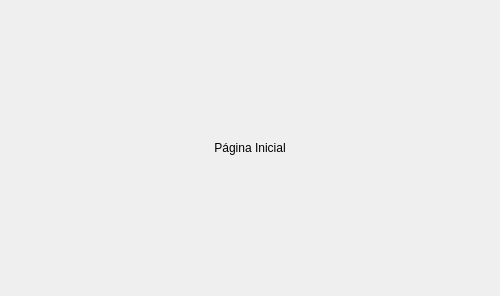
Above: src/views/gui/pages/pages.ui from HRDataManagementWhirlpool/controle-de-jornada before the change. Below: the same form after it.
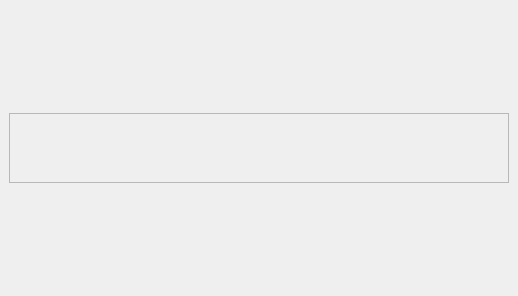
That is the form after the change.

Commit message: Utilizando o Qt Designer para arquitetar as telas e importação do que será utilizado na montagem do aplicativo

Patch:
```diff
--- a/src/views/gui/pages/pages.ui
+++ b/src/views/gui/pages/pages.ui
@@ -16,12 +16,24 @@
   <widget class="QWidget" name="page_1">
    <layout class="QVBoxLayout" name="verticalLayout">
     <item>
-     <widget class="QLabel" name="label_1">
-      <property name="text">
-       <string>Página Inicial</string>
+     <widget class="QFrame" name="frame">
+      <property name="minimumSize">
+       <size>
+        <width>500</width>
+        <height>70</height>
+       </size>
       </property>
-      <property name="alignment">
-       <set>Qt::AlignCenter</set>
+      <property name="maximumSize">
+       <size>
+        <width>500</width>
+        <height>70</height>
+       </size>
+      </property>
+      <property name="frameShape">
+       <enum>QFrame::StyledPanel</enum>
+      </property>
+      <property name="frameShadow">
+       <enum>QFrame::Raised</enum>
       </property>
      </widget>
     </item>
```
Left out of the diff: 2 changed lines with no effect on the pictures. The commit also changes 3 other files.
